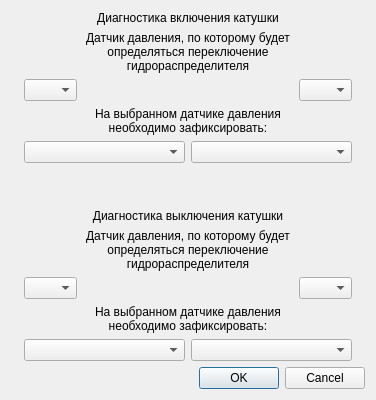
firef0xff/SSHGS01, file stand_params.ui: the form before one commit.
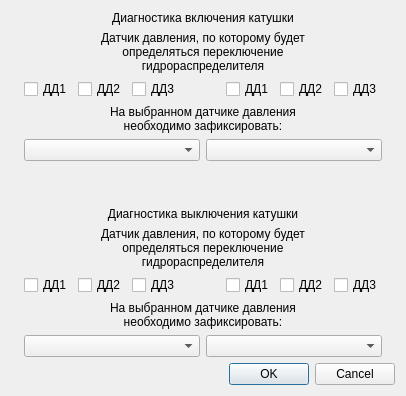
The form after the commit. Icons and pictures are not drawn.

Diff of the .ui file:
```diff
--- a/stand_params.ui
+++ b/stand_params.ui
@@ -89,25 +89,24 @@
        <item>
         <layout class="QHBoxLayout" name="horizontalLayout">
          <item>
-          <widget class="QComboBox" name="OnControl_1">
-           <property name="currentIndex">
-            <number>-1</number>
-           </property>
-           <item>
+          <widget class="QCheckBox" name="DD1A_ON">
             <property name="text">
              <string>ДД1</string>
             </property>
+          </widget>
            </item>
            <item>
+          <widget class="QCheckBox" name="DD2A_ON">
             <property name="text">
              <string>ДД2</string>
             </property>
+          </widget>
            </item>
            <item>
+          <widget class="QCheckBox" name="DD3A_ON">
             <property name="text">
              <string>ДД3</string>
             </property>
-           </item>
           </widget>
          </item>
          <item>
@@ -124,25 +123,24 @@
           </spacer>
          </item>
          <item>
-          <widget class="QComboBox" name="OnControl_2">
-           <property name="currentIndex">
-            <number>-1</number>
-           </property>
-           <item>
+          <widget class="QCheckBox" name="DD1B_ON">
             <property name="text">
              <string>ДД1</string>
             </property>
+          </widget>
            </item>
            <item>
+          <widget class="QCheckBox" name="DD2B_ON">
             <property name="text">
              <string>ДД2</string>
             </property>
+          </widget>
            </item>
            <item>
+          <widget class="QCheckBox" name="DD3B_ON">
             <property name="text">
              <string>ДД3</string>
             </property>
-           </item>
           </widget>
          </item>
         </layout>
@@ -292,25 +290,24 @@
        <item>
         <layout class="QHBoxLayout" name="horizontalLayout_3">
          <item>
-          <widget class="QComboBox" name="OffControl_1">
-           <property name="currentIndex">
-            <number>-1</number>
-           </property>
-           <item>
+          <widget class="QCheckBox" name="DD1A_OFF">
             <property name="text">
              <string>ДД1</string>
             </property>
+          </widget>
            </item>
            <item>
+          <widget class="QCheckBox" name="DD2A_OFF">
             <property name="text">
              <string>ДД2</string>
             </property>
+          </widget>
            </item>
            <item>
+          <widget class="QCheckBox" name="DD3A_OFF">
             <property name="text">
              <string>ДД3</string>
             </property>
-           </item>
           </widget>
          </item>
          <item>
@@ -327,25 +324,24 @@
           </spacer>
          </item>
          <item>
-          <widget class="QComboBox" name="OffControl_2">
-           <property name="currentIndex">
-            <number>-1</number>
-           </property>
-           <item>
+          <widget class="QCheckBox" name="DD1B_OFF">
             <property name="text">
              <string>ДД1</string>
             </property>
+          </widget>
            </item>
            <item>
+          <widget class="QCheckBox" name="DD2B_OFF">
             <property name="text">
              <string>ДД2</string>
             </property>
+          </widget>
            </item>
            <item>
+          <widget class="QCheckBox" name="DD3B_OFF">
             <property name="text">
              <string>ДД3</string>
             </property>
-           </item>
           </widget>
          </item>
         </layout>
```
Lines whose indentation alone changed are shown as unchanged.
